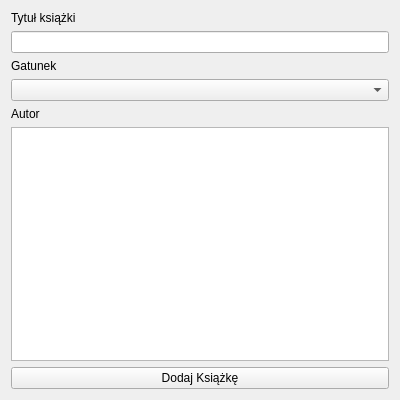
Before: the Qt Designer form Views/addBookUi.ui in Aniket1900/BookDatabase, drawn with Qt 5.
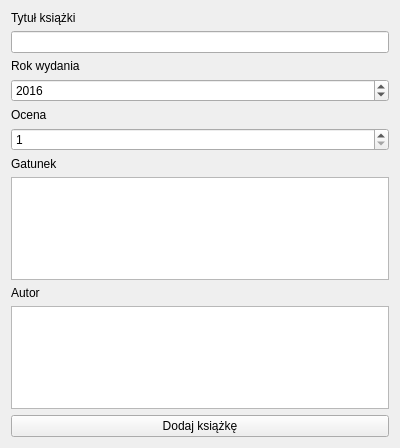
After: the same form once the commit is applied.

```diff
--- a/Views/addBookUi.ui
+++ b/Views/addBookUi.ui
@@ -7,7 +7,7 @@
     <x>0</x>
     <y>0</y>
     <width>400</width>
-    <height>400</height>
+    <height>448</height>
    </rect>
   </property>
   <property name="windowTitle">
@@ -22,7 +22,44 @@
     </widget>
    </item>
    <item>
-    <widget class="QLineEdit" name="lineEdit"/>
+    <widget class="QLineEdit" name="bookTitleLineEdit"/>
+   </item>
+   <item>
+    <widget class="QLabel" name="label_4">
+     <property name="text">
+      <string>Rok wydania</string>
+     </property>
+    </widget>
+   </item>
+   <item>
+    <widget class="QSpinBox" name="yearSpinBox">
+     <property name="minimum">
+      <number>1900</number>
+     </property>
+     <property name="maximum">
+      <number>2100</number>
+     </property>
+     <property name="value">
+      <number>2016</number>
+     </property>
+    </widget>
+   </item>
+   <item>
+    <widget class="QLabel" name="label_5">
+     <property name="text">
+      <string>Ocena</string>
+     </property>
+    </widget>
+   </item>
+   <item>
+    <widget class="QSpinBox" name="markSpinBox">
+     <property name="minimum">
+      <number>1</number>
+     </property>
+     <property name="maximum">
+      <number>10</number>
+     </property>
+    </widget>
    </item>
    <item>
     <widget class="QLabel" name="label_2">
@@ -32,7 +69,7 @@
     </widget>
    </item>
    <item>
-    <widget class="QComboBox" name="comboBox"/>
+    <widget class="QListView" name="genreListView"/>
    </item>
    <item>
     <widget class="QLabel" name="label_3">
@@ -47,7 +84,7 @@
    <item>
     <widget class="QPushButton" name="addBookButton">
      <property name="text">
-      <string>Dodaj Książkę</string>
+      <string>Dodaj książkę</string>
      </property>
     </widget>
    </item>
```
